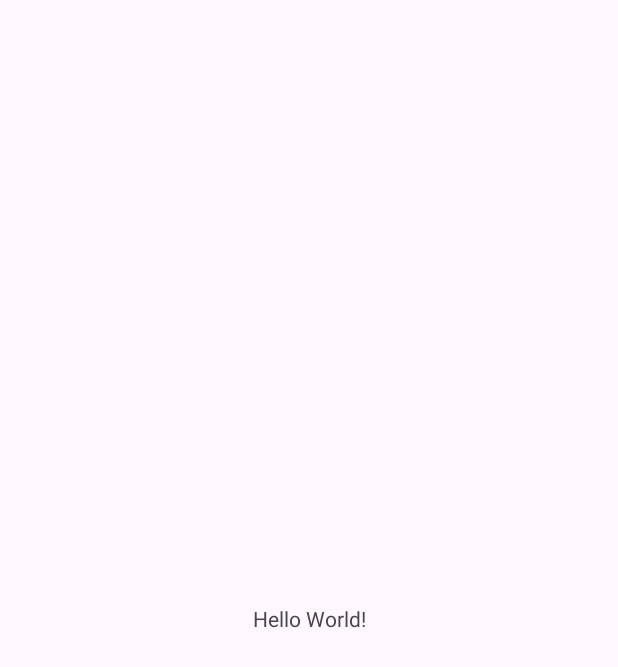
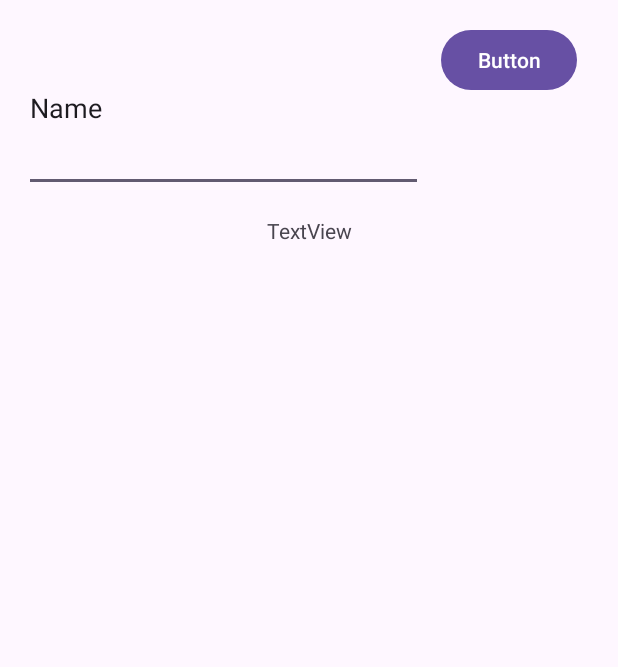
Before and after one commit to nickoprogrammer/Android_L03, an Android app: the screen it shows after launch (MainActivity), on a phone screen of 412 x 824 dp. Before the commit the part shown is almost empty. Shown: the top 667 px of the screen. Run offline under Robolectric (Android 15) with nearby library versions, the phone set to English and light mode, and no system bars.

Commit message:
Added button to count the times' pressed

```diff
--- a/app/src/main/java/com/example/lesson3_androidapp/MainActivity.java
+++ b/app/src/main/java/com/example/lesson3_androidapp/MainActivity.java
@@ -3,12 +3,36 @@ package com.example.lesson3_androidapp;
 import androidx.appcompat.app.AppCompatActivity;
 
 import android.os.Bundle;
+import android.util.Log;
+import android.view.View;
+import android.widget.Button;
+import android.widget.TextView;
 
 public class MainActivity extends AppCompatActivity {
 
+    private Button button;
+    private TextView textView;
+
+    private int numTimesClicked = 0;
     @Override
     protected void onCreate(Bundle savedInstanceState) {
         super.onCreate(savedInstanceState);
         setContentView(R.layout.activity_main);
+
+        button = findViewById(R.id.button3);
+        textView = findViewById(R.id.textView);
+
+        View.OnClickListener listener = new View.OnClickListener() {
+            @Override
+            public void onClick(View v) {
+                numTimesClicked++;
+                String result = "\n The button clicked " +numTimesClicked + " times";
+                textView.append(result);
+
+            }
+        };
+
+        button.setOnClickListener(listener);
+
     }
 }
--- a/app/src/main/res/layout/activity_main.xml
+++ b/app/src/main/res/layout/activity_main.xml
@@ -7,12 +7,37 @@
     tools:context=".MainActivity">
 
     <TextView
+        android:id="@+id/textView"
         android:layout_width="wrap_content"
         android:layout_height="wrap_content"
-        android:text="Hello World!"
-        app:layout_constraintBottom_toBottomOf="parent"
+        android:layout_marginStart="16dp"
+        android:layout_marginTop="16dp"
+        android:layout_marginEnd="16dp"
+        android:text="TextView"
         app:layout_constraintEnd_toEndOf="parent"
+        app:layout_constraintStart_toStartOf="parent"
+        app:layout_constraintTop_toBottomOf="@+id/editTextText" />
+
+    <EditText
+        android:id="@+id/editTextText"
+        android:layout_width="266dp"
+        android:layout_height="112dp"
+        android:layout_marginStart="16dp"
+        android:layout_marginTop="16dp"
+        android:ems="10"
+        android:inputType="text"
+        android:text="Name"
         app:layout_constraintStart_toStartOf="parent"
         app:layout_constraintTop_toTopOf="parent" />
 
+    <Button
+        android:id="@+id/button3"
+        android:layout_width="wrap_content"
+        android:layout_height="wrap_content"
+        android:layout_marginTop="16dp"
+        android:layout_marginEnd="16dp"
+        android:text="Button"
+        app:layout_constraintEnd_toEndOf="parent"
+        app:layout_constraintStart_toEndOf="@+id/editTextText"
+        app:layout_constraintTop_toTopOf="parent" />
 </androidx.constraintlayout.widget.ConstraintLayout>
```
